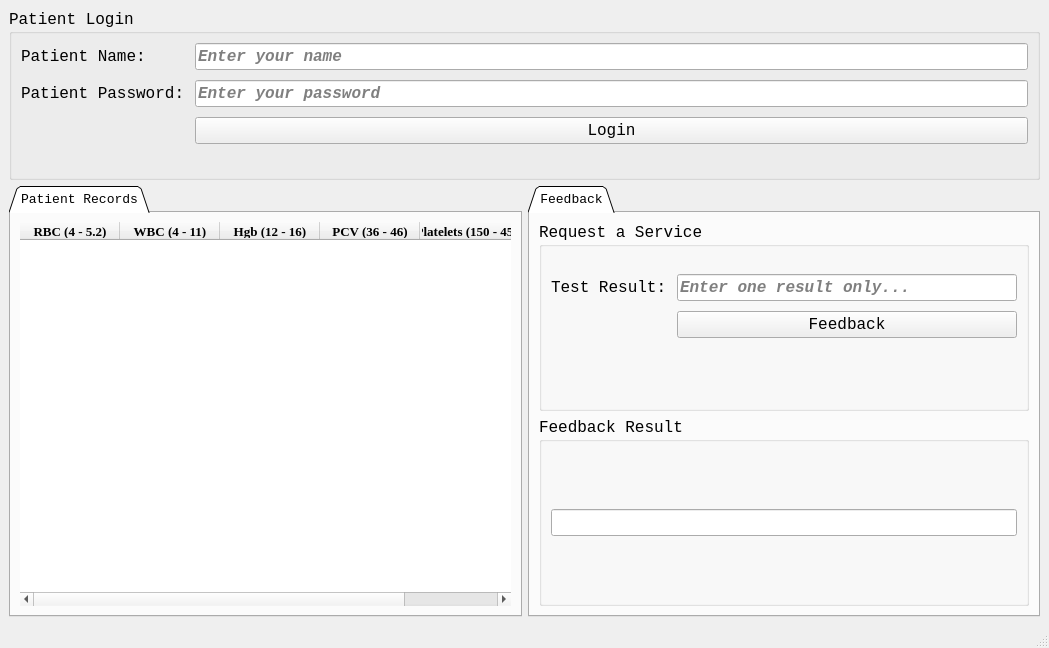
Above: Patient App/patient_design.ui from mostafa20223/Network-Socket-Programming before the change. Below: the same form after it.
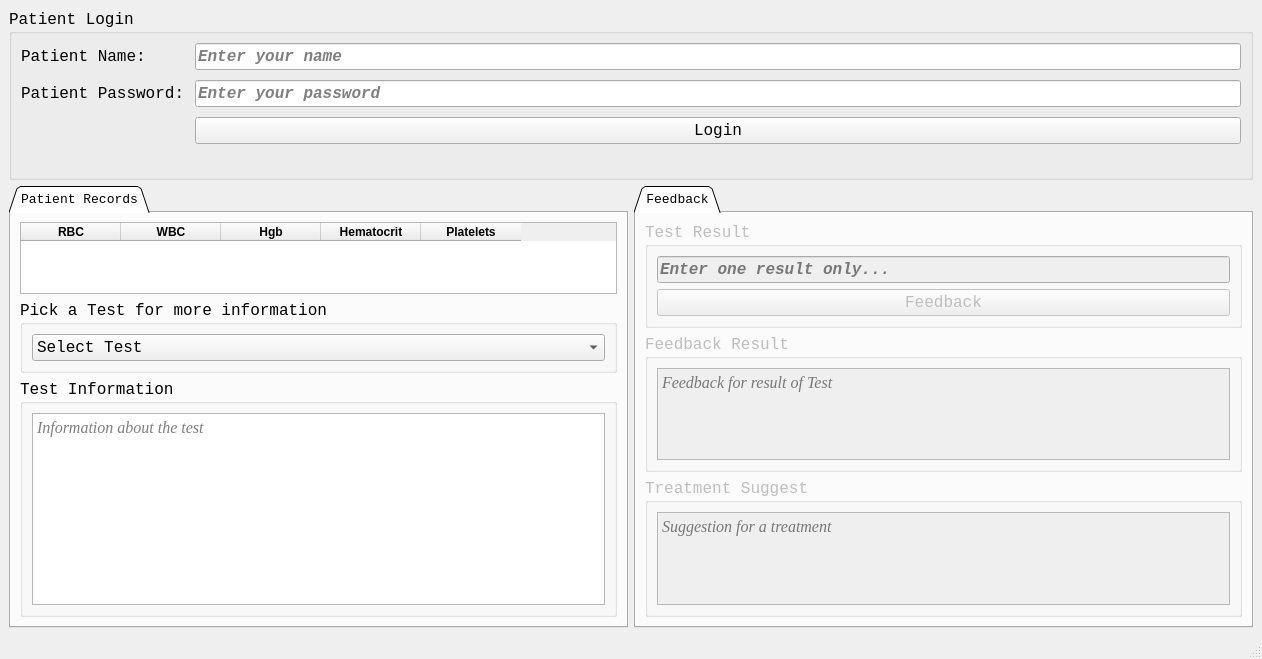
That is the form after the change.

Commit message: Patient App

```diff
--- a/Patient App/patient_design.ui
+++ b/Patient App/patient_design.ui
@@ -6,7 +6,7 @@
    <rect>
     <x>0</x>
     <y>0</y>
-    <width>1049</width>
+    <width>1262</width>
     <height>648</height>
    </rect>
   </property>
@@ -20,8 +20,380 @@
    <string>Records</string>
   </property>
   <widget class="QWidget" name="centralwidget">
-   <layout class="QGridLayout" name="gridLayout_10">
-    <item row="0" column="0">
+   <layout class="QGridLayout" name="gridLayout_12">
+    <item row="1" column="0">
+     <widget class="QTabWidget" name="tabWidget">
+      <property name="sizePolicy">
+       <sizepolicy hsizetype="Expanding" vsizetype="Expanding">
+        <horstretch>0</horstretch>
+        <verstretch>0</verstretch>
+       </sizepolicy>
+      </property>
+      <property name="font">
+       <font>
+        <family>Courier New</family>
+        <pointsize>10</pointsize>
+       </font>
+      </property>
+      <property name="focusPolicy">
+       <enum>Qt::TabFocus</enum>
+      </property>
+      <property name="tabShape">
+       <enum>QTabWidget::Triangular</enum>
+      </property>
+      <property name="currentIndex">
+       <number>0</number>
+      </property>
+      <property name="tabsClosable">
+       <bool>false</bool>
+      </property>
+      <property name="movable">
+       <bool>false</bool>
+      </property>
+      <property name="tabBarAutoHide">
+       <bool>false</bool>
+      </property>
+      <widget class="QWidget" name="Records">
+       <attribute name="title">
+        <string>Patient Records</string>
+       </attribute>
+       <layout class="QGridLayout" name="gridLayout_2">
+        <item row="0" column="0">
+         <widget class="QTableWidget" name="records_table">
+          <column>
+           <property name="text">
+            <string>RBC</string>
+           </property>
+           <property name="font">
+            <font>
+             <weight>75</weight>
+             <bold>true</bold>
+            </font>
+           </property>
+          </column>
+          <column>
+           <property name="text">
+            <string>WBC</string>
+           </property>
+           <property name="font">
+            <font>
+             <weight>75</weight>
+             <bold>true</bold>
+            </font>
+           </property>
+          </column>
+          <column>
+           <property name="text">
+            <string>Hgb</string>
+           </property>
+           <property name="font">
+            <font>
+             <weight>75</weight>
+             <bold>true</bold>
+            </font>
+           </property>
+          </column>
+          <column>
+           <property name="text">
+            <string>Hematocrit</string>
+           </property>
+           <property name="font">
+            <font>
+             <weight>75</weight>
+             <bold>true</bold>
+            </font>
+           </property>
+          </column>
+          <column>
+           <property name="text">
+            <string>Platelets</string>
+           </property>
+           <property name="font">
+            <font>
+             <weight>75</weight>
+             <bold>true</bold>
+            </font>
+           </property>
+          </column>
+         </widget>
+        </item>
+        <item row="1" column="0">
+         <widget class="QGroupBox" name="Test_3">
+          <property name="font">
+           <font>
+            <family>Courier New</family>
+            <pointsize>12</pointsize>
+           </font>
+          </property>
+          <property name="title">
+           <string>Pick a Test for more information</string>
+          </property>
+          <layout class="QGridLayout" name="gridLayout_11">
+           <item row="0" column="0">
+            <layout class="QGridLayout" name="gridLayout_14">
+             <property name="sizeConstraint">
+              <enum>QLayout::SetNoConstraint</enum>
+             </property>
+             <property name="bottomMargin">
+              <number>0</number>
+             </property>
+             <property name="spacing">
+              <number>10</number>
+             </property>
+             <item row="1" column="0">
+              <widget class="QComboBox" name="category_combo0">
+               <item>
+                <property name="text">
+                 <string>Select Test</string>
+                </property>
+               </item>
+              </widget>
+             </item>
+            </layout>
+           </item>
+          </layout>
+         </widget>
+        </item>
+        <item row="2" column="0">
+         <widget class="QGroupBox" name="Test">
+          <property name="font">
+           <font>
+            <family>Courier New</family>
+            <pointsize>12</pointsize>
+           </font>
+          </property>
+          <property name="title">
+           <string>Test Information</string>
+          </property>
+          <layout class="QGridLayout" name="gridLayout_8">
+           <item row="0" column="0">
+            <layout class="QGridLayout" name="gridLayout_9">
+             <property name="sizeConstraint">
+              <enum>QLayout::SetNoConstraint</enum>
+             </property>
+             <property name="bottomMargin">
+              <number>0</number>
+             </property>
+             <property name="spacing">
+              <number>10</number>
+             </property>
+             <item row="0" column="0">
+              <widget class="QTextEdit" name="test">
+               <property name="sizePolicy">
+                <sizepolicy hsizetype="Expanding" vsizetype="Fixed">
+                 <horstretch>0</horstretch>
+                 <verstretch>0</verstretch>
+                </sizepolicy>
+               </property>
+               <property name="font">
+                <font>
+                 <family>Times New Roman</family>
+                 <pointsize>12</pointsize>
+                 <italic>true</italic>
+                </font>
+               </property>
+               <property name="readOnly">
+                <bool>true</bool>
+               </property>
+               <property name="placeholderText">
+                <string>Information about the test</string>
+               </property>
+              </widget>
+             </item>
+            </layout>
+           </item>
+          </layout>
+         </widget>
+        </item>
+       </layout>
+      </widget>
+     </widget>
+    </item>
+    <item row="1" column="1">
+     <widget class="QTabWidget" name="tabWidget_2">
+      <property name="font">
+       <font>
+        <family>Courier New</family>
+        <pointsize>10</pointsize>
+       </font>
+      </property>
+      <property name="tabShape">
+       <enum>QTabWidget::Triangular</enum>
+      </property>
+      <property name="currentIndex">
+       <number>0</number>
+      </property>
+      <property name="movable">
+       <bool>false</bool>
+      </property>
+      <widget class="QWidget" name="Feedback">
+       <attribute name="title">
+        <string>Feedback</string>
+       </attribute>
+       <layout class="QGridLayout" name="gridLayout_7">
+        <item row="0" column="0">
+         <widget class="QGroupBox" name="Test_2">
+          <property name="enabled">
+           <bool>false</bool>
+          </property>
+          <property name="font">
+           <font>
+            <family>Courier New</family>
+            <pointsize>12</pointsize>
+           </font>
+          </property>
+          <property name="title">
+           <string>Test Result</string>
+          </property>
+          <layout class="QGridLayout" name="gridLayout_4">
+           <item row="0" column="0">
+            <widget class="QLineEdit" name="record_enter">
+             <property name="font">
+              <font>
+               <family>Courier New</family>
+               <pointsize>12</pointsize>
+               <weight>75</weight>
+               <italic>true</italic>
+               <bold>true</bold>
+              </font>
+             </property>
+             <property name="text">
+              <string/>
+             </property>
+             <property name="placeholderText">
+              <string>Enter one result only...</string>
+             </property>
+            </widget>
+           </item>
+           <item row="1" column="0">
+            <widget class="QPushButton" name="feedback_btn">
+             <property name="font">
+              <font>
+               <family>Courier New</family>
+               <pointsize>12</pointsize>
+              </font>
+             </property>
+             <property name="text">
+              <string>Feedback</string>
+             </property>
+            </widget>
+           </item>
+          </layout>
+         </widget>
+        </item>
+        <item row="1" column="0">
+         <widget class="QGroupBox" name="Feedback_2">
+          <property name="enabled">
+           <bool>false</bool>
+          </property>
+          <property name="font">
+           <font>
+            <family>Courier New</family>
+            <pointsize>12</pointsize>
+           </font>
+          </property>
+          <property name="title">
+           <string>Feedback Result</string>
+          </property>
+          <layout class="QGridLayout" name="gridLayout_5">
+           <item row="0" column="0">
+            <layout class="QGridLayout" name="gridLayout_6">
+             <property name="sizeConstraint">
+              <enum>QLayout::SetNoConstraint</enum>
+             </property>
+             <property name="bottomMargin">
+              <number>0</number>
+             </property>
+             <property name="spacing">
+              <number>10</number>
+             </property>
+             <item row="1" column="0">
+              <widget class="QTextEdit" name="result">
+               <property name="sizePolicy">
+                <sizepolicy hsizetype="Expanding" vsizetype="Expanding">
+                 <horstretch>0</horstretch>
+                 <verstretch>0</verstretch>
+                </sizepolicy>
+               </property>
+               <property name="font">
+                <font>
+                 <family>Times New Roman</family>
+                 <pointsize>12</pointsize>
+                 <italic>true</italic>
+                </font>
+               </property>
+               <property name="readOnly">
+                <bool>true</bool>
+               </property>
+               <property name="placeholderText">
+                <string>Feedback for result of Test</string>
+               </property>
+              </widget>
+             </item>
+            </layout>
+           </item>
+          </layout>
+         </widget>
+        </item>
+        <item row="2" column="0">
+         <widget class="QGroupBox" name="Treatment">
+          <property name="enabled">
+           <bool>false</bool>
+          </property>
+          <property name="font">
+           <font>
+            <family>Courier New</family>
+            <pointsize>12</pointsize>
+           </font>
+          </property>
+          <property name="title">
+           <string>Treatment Suggest</string>
+          </property>
+          <layout class="QGridLayout" name="gridLayout_10">
+           <item row="0" column="0">
+            <layout class="QGridLayout" name="gridLayout_13">
+             <property name="sizeConstraint">
+              <enum>QLayout::SetNoConstraint</enum>
+             </property>
+             <property name="bottomMargin">
+              <number>0</number>
+             </property>
+             <property name="spacing">
+              <number>10</number>
+             </property>
+             <item row="0" column="0">
+              <widget class="QTextEdit" name="treatment">
+               <property name="sizePolicy">
+                <sizepolicy hsizetype="Expanding" vsizetype="Expanding">
+                 <horstretch>0</horstretch>
+                 <verstretch>0</verstretch>
+                </sizepolicy>
+               </property>
+               <property name="font">
+                <font>
+                 <family>Times New Roman</family>
+                 <pointsize>12</pointsize>
+                 <italic>true</italic>
+                </font>
+               </property>
+               <property name="readOnly">
+                <bool>true</bool>
+               </property>
+               <property name="placeholderText">
+                <string>Suggestion for a treatment</string>
+               </property>
+              </widget>
+             </item>
+            </layout>
+           </item>
+          </layout>
+         </widget>
+        </item>
+       </layout>
+      </widget>
+     </widget>
+    </item>
+    <item row="0" column="0" colspan="2">
      <widget class="QGroupBox" name="UserLogin">
       <property name="font">
        <font>
@@ -136,305 +508,6 @@
       </layout>
      </widget>
     </item>
-    <item row="1" column="0">
-     <layout class="QGridLayout" name="gridLayout_9">
-      <item row="0" column="0">
-       <layout class="QGridLayout" name="gridLayout_8">
-        <item row="0" column="0">
-         <widget class="QTabWidget" name="tabWidget">
-          <property name="font">
-           <font>
-            <family>Courier New</family>
-            <pointsize>10</pointsize>
-           </font>
-          </property>
-          <property name="tabShape">
-           <enum>QTabWidget::Triangular</enum>
-          </property>
-          <property name="currentIndex">
-           <number>0</number>
-          </property>
-          <property name="movable">
-           <bool>false</bool>
-          </property>
-          <widget class="QWidget" name="Records">
-           <attribute name="title">
-            <string>Patient Records</string>
-           </attribute>
-           <layout class="QGridLayout" name="gridLayout_21">
-            <item row="0" column="0">
-             <widget class="QTableWidget" name="records_table">
-              <property name="font">
-               <font>
-                <family>Courier New</family>
-                <pointsize>10</pointsize>
-               </font>
-              </property>
-              <property name="toolTip">
-               <string/>
-              </property>
-              <property name="toolTipDuration">
-               <number>-1</number>
-              </property>
-              <property name="autoFillBackground">
-               <bool>false</bool>
-              </property>
-              <property name="frameShape">
-               <enum>QFrame::Box</enum>
-              </property>
-              <property name="frameShadow">
-               <enum>QFrame::Sunken</enum>
-              </property>
-              <property name="lineWidth">
-               <number>0</number>
-              </property>
-              <property name="midLineWidth">
-               <number>0</number>
-              </property>
-              <property name="sizeAdjustPolicy">
-               <enum>QAbstractScrollArea::AdjustIgnored</enum>
-              </property>
-              <property name="alternatingRowColors">
-               <bool>false</bool>
-              </property>
-              <attribute name="horizontalHeaderCascadingSectionResizes">
-               <bool>true</bool>
-              </attribute>
-              <attribute name="horizontalHeaderMinimumSectionSize">
-               <number>50</number>
-              </attribute>
-              <column>
-               <property name="text">
-                <string>RBC (4 - 5.2)</string>
-               </property>
-               <property name="font">
-                <font>
-                 <family>Times New Roman</family>
-                 <weight>75</weight>
-                 <bold>true</bold>
-                </font>
-               </property>
-              </column>
-              <column>
-               <property name="text">
-                <string>WBC (4 - 11)</string>
-               </property>
-               <property name="font">
-                <font>
-                 <family>Times New Roman</family>
-                 <weight>75</weight>
-                 <bold>true</bold>
-                </font>
-               </property>
-              </column>
-              <column>
-               <property name="text">
-                <string>Hgb (12 - 16)</string>
-               </property>
-               <property name="font">
-                <font>
-                 <family>Times New Roman</family>
-                 <weight>75</weight>
-                 <bold>true</bold>
-                </font>
-               </property>
-              </column>
-              <column>
-               <property name="text">
-                <string>PCV (36 - 46)</string>
-               </property>
-               <property name="font">
-                <font>
-                 <family>Times New Roman</family>
-                 <weight>75</weight>
-                 <bold>true</bold>
-                </font>
-               </property>
-              </column>
-              <column>
-               <property name="text">
-                <string>Platelets (150 - 450)</string>
-               </property>
-               <property name="font">
-                <font>
-                 <family>Times New Roman</family>
-                 <weight>75</weight>
-                 <bold>true</bold>
-                </font>
-               </property>
-              </column>
-             </widget>
-            </item>
-           </layout>
-          </widget>
-         </widget>
-        </item>
-        <item row="0" column="1">
-         <layout class="QGridLayout" name="gridLayout_7"/>
-        </item>
-       </layout>
-      </item>
-      <item row="0" column="1">
-       <widget class="QTabWidget" name="tabWidget_2">
-        <property name="font">
-         <font>
-          <family>Courier New</family>
-          <pointsize>10</pointsize>
-         </font>
-        </property>
-        <property name="tabShape">
-         <enum>QTabWidget::Triangular</enum>
-        </property>
-        <property name="currentIndex">
-         <number>0</number>
-        </property>
-        <property name="movable">
-         <bool>false</bool>
-        </property>
-        <widget class="QWidget" name="Feedback">
-         <attribute name="title">
-          <string>Feedback</string>
-         </attribute>
-         <layout class="QGridLayout" name="gridLayout_22">
-          <item row="1" column="0">
-           <widget class="QGroupBox" name="UserLogin_3">
-            <property name="font">
-             <font>
-              <family>Courier New</family>
-              <pointsize>12</pointsize>
-             </font>
-            </property>
-            <property name="title">
-             <string>Feedback Result</string>
-            </property>
-            <layout class="QGridLayout" name="gridLayout_5">
-             <item row="0" column="0">
-              <layout class="QGridLayout" name="gridLayout_6">
-               <property name="sizeConstraint">
-                <enum>QLayout::SetNoConstraint</enum>
-               </property>
-               <property name="bottomMargin">
-                <number>0</number>
-               </property>
-               <property name="spacing">
-                <number>10</number>
-               </property>
-               <item row="0" column="0">
-                <widget class="QLineEdit" name="result">
-                 <property name="font">
-                  <font>
-                   <family>Courier New</family>
-                   <pointsize>12</pointsize>
-                   <weight>75</weight>
-                   <italic>true</italic>
-                   <bold>true</bold>
-                  </font>
-                 </property>
-                 <property name="text">
-                  <string/>
-                 </property>
-                 <property name="placeholderText">
-                  <string/>
-                 </property>
-                </widget>
-               </item>
-              </layout>
-             </item>
-            </layout>
-           </widget>
-          </item>
-          <item row="0" column="0">
-           <widget class="QGroupBox" name="UserLogin_2">
-            <property name="font">
-             <font>
-              <family>Courier New</family>
-              <pointsize>12</pointsize>
-             </font>
-            </property>
-            <property name="title">
-             <string>Request a Service</string>
-            </property>
-            <layout class="QGridLayout" name="gridLayout_4">
-             <item row="1" column="0">
-              <widget class="QLabel" name="login_failed_2">
-               <property name="sizePolicy">
-                <sizepolicy hsizetype="Preferred" vsizetype="Fixed">
-                 <horstretch>0</horstretch>
-                 <verstretch>0</verstretch>
-                </sizepolicy>
-               </property>
-               <property name="text">
-                <string/>
-               </property>
-              </widget>
-             </item>
-             <item row="0" column="0">
-              <layout class="QGridLayout" name="gridLayout_2">
-               <property name="sizeConstraint">
-                <enum>QLayout::SetNoConstraint</enum>
-               </property>
-               <property name="bottomMargin">
-                <number>0</number>
-               </property>
-               <property name="spacing">
-                <number>10</number>
-               </property>
-               <item row="1" column="1">
-                <widget class="QPushButton" name="feedback_btn">
-                 <property name="font">
-                  <font>
-                   <family>Courier New</family>
-                   <pointsize>12</pointsize>
-                  </font>
-                 </property>
-                 <property name="text">
-                  <string>Feedback</string>
-                 </property>
-                </widget>
-               </item>
-               <item row="0" column="1">
-                <widget class="QLineEdit" name="record_enter">
-                 <property name="font">
-                  <font>
-                   <family>Courier New</family>
-                   <pointsize>12</pointsize>
-                   <weight>75</weight>
-                   <italic>true</italic>
-                   <bold>true</bold>
-                  </font>
-                 </property>
-                 <property name="text">
-                  <string/>
-                 </property>
-                 <property name="placeholderText">
-                  <string>Enter one result only...</string>
-                 </property>
-                </widget>
-               </item>
-               <item row="0" column="0">
-                <widget class="QLabel" name="TestRsult">
-                 <property name="font">
-                  <font>
-                   <family>Courier New</family>
-                   <pointsize>12</pointsize>
-                  </font>
-                 </property>
-                 <property name="text">
-                  <string>Test Result:</string>
-                 </property>
-                </widget>
-               </item>
-              </layout>
-             </item>
-            </layout>
-           </widget>
-          </item>
-         </layout>
-        </widget>
-       </widget>
-      </item>
-     </layout>
-    </item>
    </layout>
   </widget>
   <widget class="QMenuBar" name="menubar">
```
Left out of the diff: 2 changed lines with no effect on the pictures. The commit also changes 5 other files.
